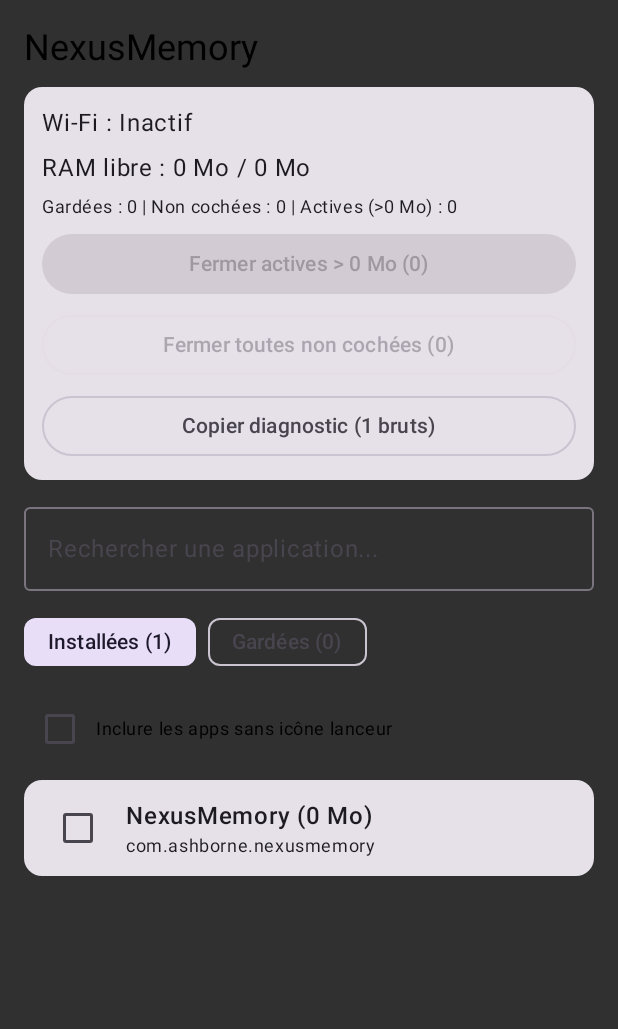
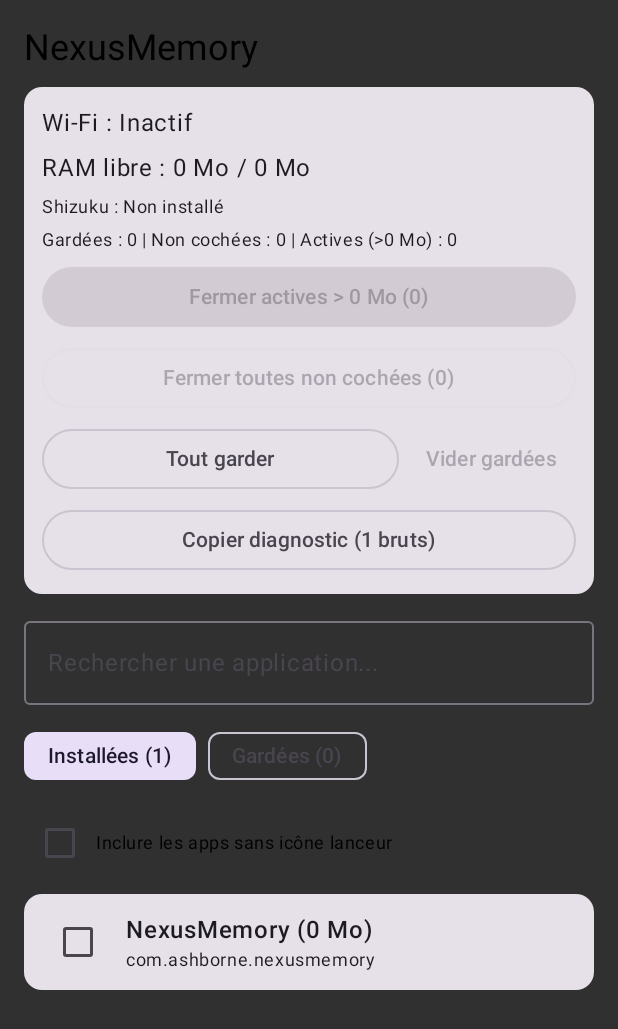
Before and after one commit to Ashborne27/NexusMemory-Android, an Android app built with Jetpack Compose: the screen it shows after launch (MainActivity), on a phone screen of 412 x 824 dp. Shown: the top 1029 px of the screen. Run offline under Robolectric (Android 15) with nearby library versions, the phone set to English and light mode, and no system bars.

Commit message:
feat(ui-shizuku): add keep-all/clear-kept actions and Shizuku detection status

```diff
--- a/app/src/main/java/com/ashborne/nexusmemory/MainActivity.kt
+++ b/app/src/main/java/com/ashborne/nexusmemory/MainActivity.kt
@@ -68,6 +68,23 @@ class MainActivity : ComponentActivity() {
         val availMb: Long = memInfo.availMem / (1024 * 1024)
         val totalMb: Long = memInfo.totalMem / (1024 * 1024)
         return Pair(availMb, totalMb)
+    }
+
+    private fun isShizukuInstalled(): Boolean {
+        return try {
+            if (Build.VERSION.SDK_INT >= Build.VERSION_CODES.TIRAMISU) {
+                packageManager.getPackageInfo(
+                    "moe.shizuku.privileged.api",
+                    PackageManager.PackageInfoFlags.of(0L)
+                )
+            } else {
+                @Suppress("DEPRECATION")
+                packageManager.getPackageInfo("moe.shizuku.privileged.api", 0)
+            }
+            true
+        } catch (_: Exception) {
+            false
+        }
     }
 
     private fun getRunningRamByPackage(): Map<String, Long> {
@@ -210,6 +227,7 @@ class MainActivity : ComponentActivity() {
         val prefs = getSharedPreferences("nexus_memory_prefs", Context.MODE_PRIVATE)
         val connectivityManager =
             getSystemService(Context.CONNECTIVITY_SERVICE) as ConnectivityManager
+        val shizukuInstalled = isShizukuInstalled()
 
         setContent {
             MaterialTheme {
@@ -239,17 +257,36 @@ class MainActivity : ComponentActivity() {
                     }
                 }
 
+                fun saveKeptPackages() {
+                    prefs.edit().putStringSet("kept_packages", keptPackages.toSet()).apply()
+                }
+
                 fun toggleKept(pkg: String, checked: Boolean) {
                     if (checked) {
                         if (!keptPackages.contains(pkg)) keptPackages.add(pkg)
                     } else {
                         keptPackages.remove(pkg)
                     }
-                    prefs.edit().putStringSet("kept_packages", keptPackages.toSet()).apply()
+                    saveKeptPackages()
+                }
+
+                fun keepAllVisible(apps: List<InstalledAppItem>) {
+                    for (app in apps) {
+                        if (!keptPackages.contains(app.packageName)) {
+                            keptPackages.add(app.packageName)
+                        }
+                    }
+                    saveKeptPackages()
+                    statusMessage = "${apps.size} applications ajoutées à Gardées."
+                }
+
+                fun clearKeptPackages() {
+                    keptPackages.clear()
+                    saveKeptPackages()
+                    statusMessage = "Liste Gardées réinitialisée."
                 }
 
                 fun startQueueWithItems(itemsToClose: List<InstalledAppItem>, labelMode: String) {
-                    // Capturer l'ordre RAM décroissante AVANT killBackgroundProcesses
                     val ordered = itemsToClose.sortedWith(
                         compareByDescending<InstalledAppItem> { it.ramMb }
                             .thenBy { it.appName.lowercase() }
@@ -352,6 +389,10 @@ class MainActivity : ComponentActivity() {
                                 Text("Wi-Fi : ${if (wifiConnected) "Connecté" else "Inactif"}")
                                 Text("RAM libre : $availRamMb Mo / $totalRamMb Mo")
                                 Text(
+                                    "Shizuku : ${if (shizukuInstalled) "Installé" else "Non installé"}",
+                                    style = MaterialTheme.typography.bodySmall
+                                )
+                                Text(
                                     "Gardées : ${keptPackages.size} | Non cochées : ${targetApps.size} | Actives (>0 Mo) : ${activeHeavyTargets.size}",
                                     style = MaterialTheme.typography.bodySmall
                                 )
@@ -370,6 +411,24 @@ class MainActivity : ComponentActivity() {
                                     modifier = Modifier.fillMaxWidth()
                                 ) {
                                     Text("Fermer toutes non cochées (${targetApps.size})")
+                                }
+
+                                Row(
+                                    modifier = Modifier.fillMaxWidth(),
+                                    horizontalArrangement = Arrangement.spacedBy(6.dp)
+                                ) {
+                                    OutlinedButton(
+                                        onClick = { keepAllVisible(filteredApps) },
+                                        modifier = Modifier.weight(1f)
+                                    ) {
+                                        Text("Tout garder", maxLines = 1)
+                                    }
+                                    TextButton(
+                                        onClick = { clearKeptPackages() },
+                                        enabled = keptPackages.isNotEmpty()
+                                    ) {
+                                        Text("Vider gardées", maxLines = 1)
+                                    }
                                 }
 
                                 OutlinedButton(
```
